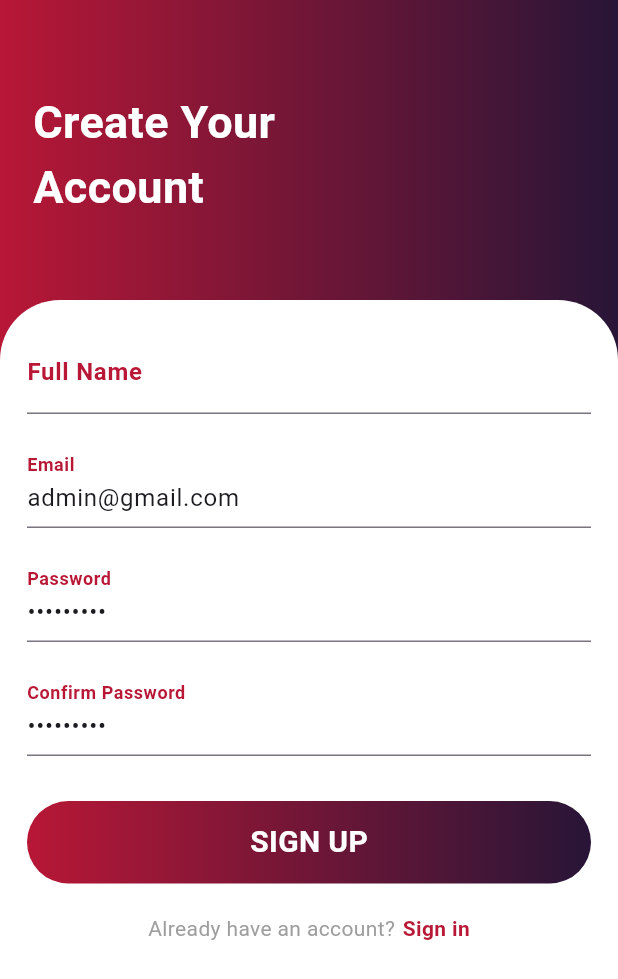
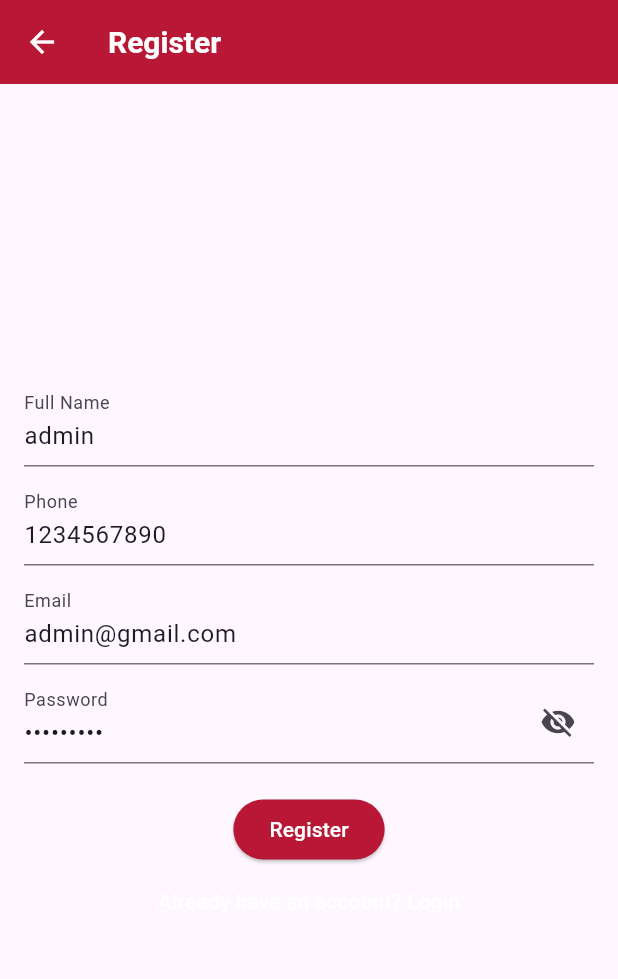
Before and after one commit to rahulpalanisamy7/flutter_skill_development, a Flutter app: the RegisterScreen screen opened directly, on a phone screen of 412 x 824 dp. Shown: the top 979 px of the screen. Run offline on Flutter 3.47's test engine with Material 3 defaults, Android fonts, the phone set to English and light mode, and no system bars; our stand-ins replace cloud_firestore, firebase_core, flutter_secure_storage, fluttertoast, shared_preferences, supabase_flutter; missing offline and left inert: flutter_pdfview; accounts and stored records are empty.

Commit message:
Update RegisterScreen.dart

```diff
--- a/lib/screens/auth/RegisterScreen.dart
+++ b/lib/screens/auth/RegisterScreen.dart
@@ -1,68 +1,63 @@
 import 'package:flutter/material.dart';
-import 'package:fluttertoast/fluttertoast.dart';
 import 'package:flutter_secure_storage/flutter_secure_storage.dart';
 import 'package:supabase_flutter/supabase_flutter.dart';
+import 'package:fluttertoast/fluttertoast.dart';
 
-import '../HomeScreen.dart'; // Assuming Supabase is properly initialized
+import '../HomeScreen.dart';
+import 'LoginScreen.dart';
 
 class RegisterScreen extends StatefulWidget {
-
   final String title;
 
   const RegisterScreen({super.key, required this.title});
 
   @override
-  State<RegisterScreen> createState() => _RegisterScreenState();
+  _RegisterScreenState createState() => _RegisterScreenState();
 }
 
 class _RegisterScreenState extends State<RegisterScreen> {
+  final _formKey = GlobalKey<FormState>();
+  final TextEditingController nameController = TextEditingController();
+  final TextEditingController phoneController = TextEditingController();
   final TextEditingController emailController = TextEditingController();
   final TextEditingController passwordController = TextEditingController();
-  final TextEditingController fullNameController = TextEditingController();
-  final TextEditingController confirmPasswordController = TextEditingController();
 
-  final GlobalKey<FormState> _formKey = GlobalKey<FormState>();
+  final storage = FlutterSecureStorage(); // Secure storage instance
+  final supabase = Supabase.instance.client;
+
   bool _isLoading = false;
-
-  final storage = const FlutterSecureStorage(); // Secure storage instance
-  final supabase = Supabase.instance.client;
+  bool _obscureText = true; // To toggle password visibility
 
   @override
   void initState() {
     super.initState();
+    nameController.text = "admin";
+    phoneController.text = "1234567890";
     emailController.text = "admin@gmail.com";
     passwordController.text = "admin@123";
-    confirmPasswordController.text = "admin@123";
   }
 
   Future<void> _signUp() async {
     if (!_formKey.currentState!.validate()) return;
     setState(() => _isLoading = true);
 
-    if (passwordController.text != confirmPasswordController.text) {
-      Fluttertoast.showToast(msg: "Passwords do not match");
-      setState(() => _isLoading = false);
-      return;
-    }
-
     try {
-      final response = await supabase.auth.signUp(
-        email: emailController.text.trim(),
-        password: passwordController.text.trim(),
+      await supabase.auth.signUp(
+        email: emailController.text,
+        password: passwordController.text,
+        data: {
+          'name': nameController.text, // Add the name field
+          'phone': phoneController.text, // Add the phone field
+        },
       );
 
-      if (response.user != null) {
       Fluttertoast.showToast(msg: "Registration Successful!");
-        await signIn();
-      } else {
-        Fluttertoast.showToast(msg: "Registration failed.");
-      }
+      signIn();
     } catch (error) {
       Fluttertoast.showToast(msg: "Error: ${error.toString()}");
       print("Error: ${error.toString()}");
-    } finally {
+    }
     setState(() => _isLoading = false);
-    }
   }
 
   Future<void> signIn() async {
@@ -73,19 +68,19 @@ class _RegisterScreenState extends State<RegisterScreen> {
       );
 
       if (response.session != null) {
-        await storage.write(
-            key: 'session', value: response.session!.accessToken);
+        await storage.write(key: 'session', value: response.session!.accessToken);
 
         ScaffoldMessenger.of(context).showSnackBar(
-          const SnackBar(content: Text('Login successful!')),
+          SnackBar(content: Text('Login successful!')),
         );
 
-        Navigator.of(context).pushReplacement(
+        Navigator.pop(context);
+        Navigator.of(context).push(
           MaterialPageRoute(builder: (context) => HomeScreen(title: 'Home')),
         );
       } else {
         ScaffoldMessenger.of(context).showSnackBar(
-          const SnackBar(content: Text('Login failed. Please try again.')),
+          SnackBar(content: Text('Login failed. Please try again.')),
         );
       }
     } catch (error) {
@@ -98,165 +93,74 @@ class _RegisterScreenState extends State<RegisterScreen> {
   @override
   Widget build(BuildContext context) {
     return Scaffold(
-      body: Stack(
-        children: [
-          Container(
-            height: double.infinity,
-            width: double.infinity,
-            decoration: const BoxDecoration(
-              gradient: LinearGradient(colors: [
-                Color(0xffB81736),
-                Color(0xff281537),
-              ]),
-            ),
-            child: const Padding(
-              padding: EdgeInsets.only(top: 60.0, left: 22),
-              child: Text(
-                'Create Your\nAccount',
-                style: TextStyle(
-                  fontSize: 30,
-                  color: Colors.white,
-                  fontWeight: FontWeight.bold,
-                ),
-              ),
-            ),
-          ),
-          Padding(
-            padding: const EdgeInsets.only(top: 200.0),
-            child: Container(
-              decoration: const BoxDecoration(
-                borderRadius: BorderRadius.only(
-                  topLeft: Radius.circular(40),
-                  topRight: Radius.circular(40),
-                ),
-                color: Colors.white,
-              ),
-              height: double.infinity,
-              width: double.infinity,
-              child: Padding(
-                padding: const EdgeInsets.symmetric(horizontal: 18.0),
+      appBar: AppBar(title: Text('Register')),
+      body: Padding(
+        padding: EdgeInsets.all(16.0),
         child: Form(
           key: _formKey,
-                  child: ListView(
+          child: Column(
+            mainAxisAlignment: MainAxisAlignment.center,
             children: [
-                      const SizedBox(height: 20),
               TextFormField(
-                        controller: fullNameController,
-                        decoration: const InputDecoration(
-                          labelText: 'Full Name',
-                          labelStyle: TextStyle(
-                            fontWeight: FontWeight.bold,
-                            color: Color(0xffB81736),
+                controller: nameController,
+                keyboardType: TextInputType.text,
+                decoration: InputDecoration(labelText: 'Full Name'),
+                validator: (value) =>
+                value!.isEmpty ? 'Enter a valid Full Name' : null,
+              ),
+              SizedBox(height: 10),
+              TextFormField(
+                controller: phoneController,
+                keyboardType: TextInputType.phone,
+                decoration: InputDecoration(labelText: 'Phone'),
+                validator: (value) =>
+                value!.isEmpty ? 'Enter a valid Phone' : null,
+              ),
+              SizedBox(height: 10),
+              TextFormField(
+                controller: emailController,
+                keyboardType: TextInputType.emailAddress,
+                decoration: InputDecoration(labelText: 'Email'),
+                validator: (value) =>
+                value!.isEmpty ? 'Enter a valid email' : null,
+              ),
+              SizedBox(height: 10),
+              TextFormField(
+                controller: passwordController,
+                obscureText: _obscureText,
+                decoration: InputDecoration(
+                  labelText: 'Password',
+                  suffixIcon: IconButton(
+                    icon: Icon(_obscureText ? Icons.visibility_off : Icons.visibility),
+                    onPressed: () {
+                      setState(() {
+                        _obscureText = !_obscureText;
+                      });
+                    },
                   ),
                 ),
                 validator: (value) =>
-                        value!.isEmpty ? 'Full Name is required' : null,
+                value!.length < 6 ? 'Password must be at least 6 characters' : null,
               ),
-                      const SizedBox(height: 20),
-                      TextFormField(
-                        controller: emailController,
-                        decoration: const InputDecoration(
-                          labelText: 'Email',
-                          labelStyle: TextStyle(
-                            fontWeight: FontWeight.bold,
-                            color: Color(0xffB81736),
+              SizedBox(height: 20),
+              _isLoading
+                  ? CircularProgressIndicator()
+                  : ElevatedButton(
+                onPressed: _signUp,
+                child: Text('Register'),
               ),
+              TextButton(
+                onPressed: () {
+                  Navigator.of(context).pushReplacement(
+                    MaterialPageRoute(builder: (context) => LoginScreen(title: 'Login')),
+                  );
+                },
+                child: Text("Already have an account? Login"),
               ),
-                        keyboardType: TextInputType.emailAddress,
-                        validator: (value) =>
-                        value!.isEmpty ? 'Email is required' : null,
-                      ),
-                      const SizedBox(height: 20),
-                      TextFormField(
-                        controller: passwordController,
-                        obscureText: true,
-                        decoration: const InputDecoration(
-                          labelText: 'Password',
-                          labelStyle: TextStyle(
-                            fontWeight: FontWeight.bold,
-                            color: Color(0xffB81736),
-                          ),
-                        ),
-                        validator: (value) => value!.length < 6
-                            ? 'Password must be at least 6 characters'
-                            : null,
-                      ),
-                      const SizedBox(height: 20),
-                      TextFormField(
-                        controller: confirmPasswordController,
-                        obscureText: true,
-                        decoration: const InputDecoration(
-                          labelText: 'Confirm Password',
-                          labelStyle: TextStyle(
-                            fontWeight: FontWeight.bold,
-                            color: Color(0xffB81736),
-                          ),
-                        ),
-                        validator: (value) => value!.isEmpty
-                            ? 'Confirm your password'
-                            : null,
-                      ),
-                      const SizedBox(height: 30),
-                      GestureDetector(
-                        onTap: _isLoading ? null : _signUp,
-                        child: Container(
-                          height: 55,
-                          width: double.infinity,
-                          decoration: BoxDecoration(
-                            borderRadius: BorderRadius.circular(30),
-                            gradient: const LinearGradient(colors: [
-                              Color(0xffB81736),
-                              Color(0xff281537),
-                            ]),
-                          ),
-                          child: Center(
-                            child: _isLoading
-                                ? const CircularProgressIndicator(
-                              color: Colors.white,
-                            )
-                                : const Text(
-                              'SIGN UP',
-                              style: TextStyle(
-                                fontWeight: FontWeight.bold,
-                                fontSize: 20,
-                                color: Colors.white,
-                              ),
-                            ),
-                          ),
-                        ),
-                      ),
-                      const SizedBox(height: 20),
-                      Row(
-                        mainAxisAlignment: MainAxisAlignment.center,
-                        children: [
-                          const Text(
-                            "Already have an account?",
-                            style: TextStyle(color: Colors.grey),
-                          ),
-                          const SizedBox(width: 5),
-                          GestureDetector(
-                            onTap: () {
-                              Navigator.pop(context);
-                            },
-                            child: const Text(
-                              "Sign in",
-                              style: TextStyle(
-                                fontWeight: FontWeight.bold,
-                                color: Color(0xffB81736),
-                              ),
-                            ),
-                          ),
-                        ],
-                      ),
-                      const SizedBox(height: 20),
             ],
           ),
         ),
       ),
-            ),
-          ),
-        ],
-      ),
     );
   }
 }
```
Lines whose indentation alone changed are shown as unchanged.
